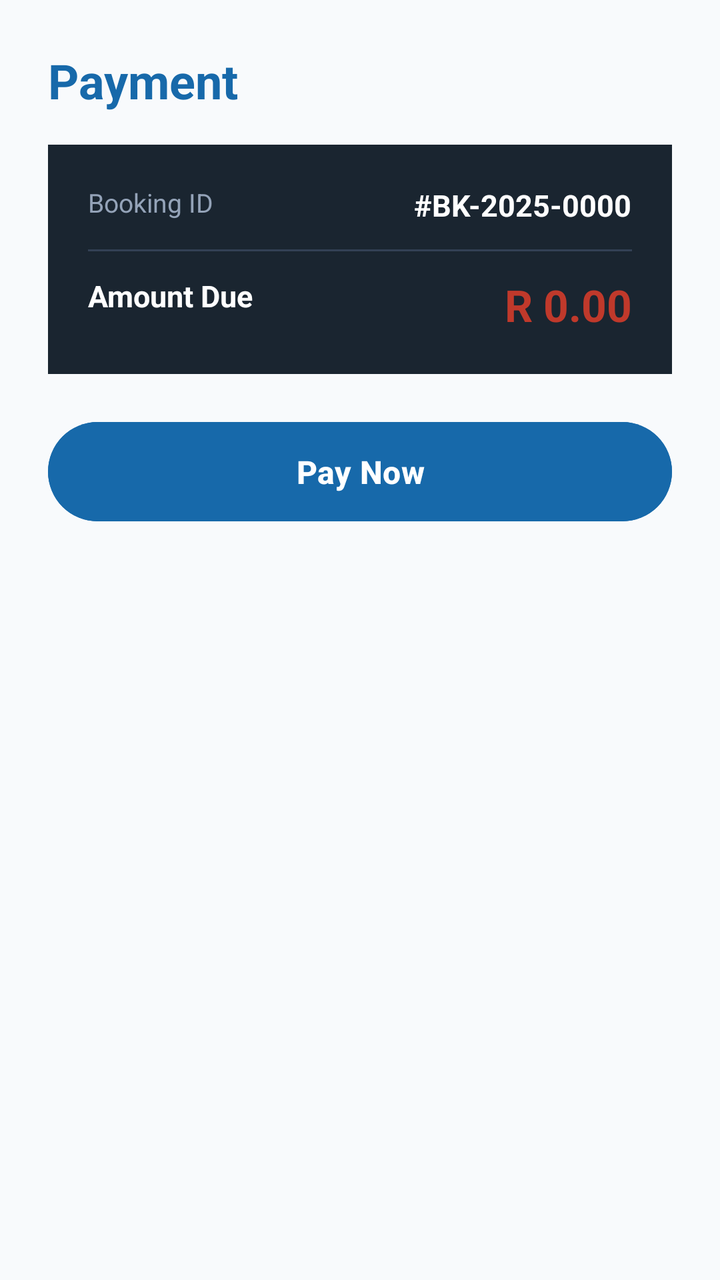
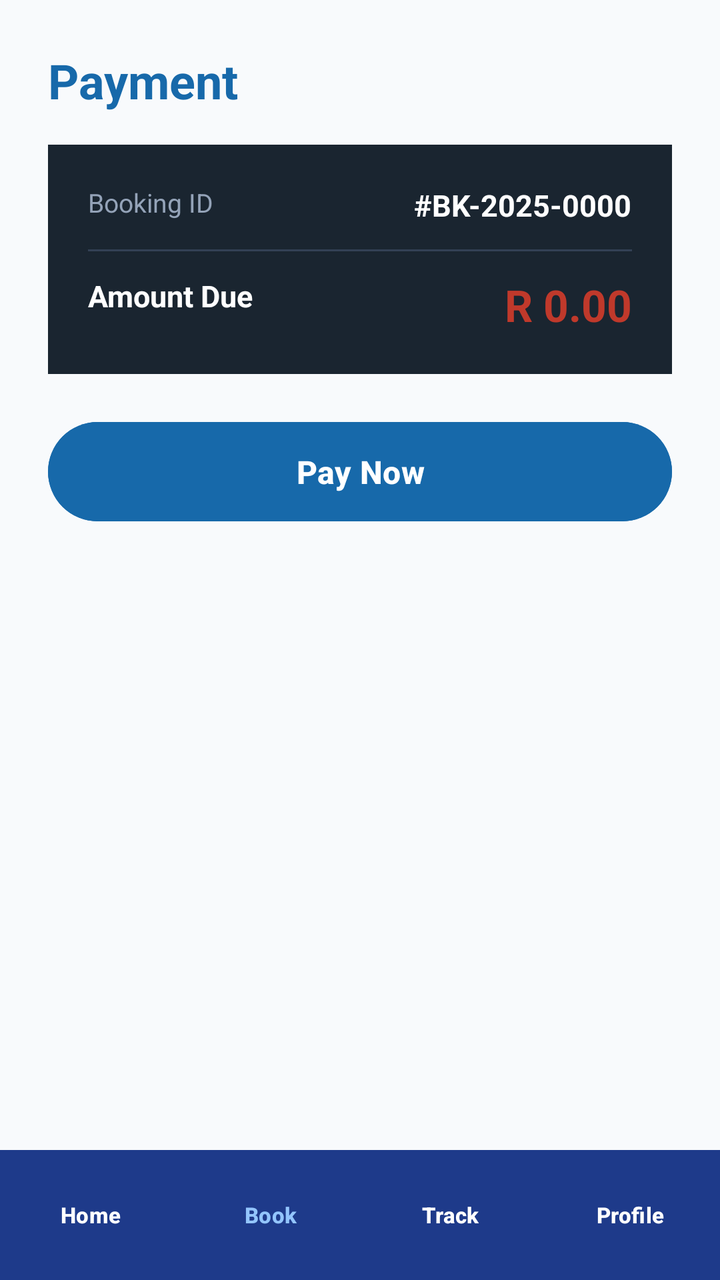

Compare the two renders of this Android layout. The source of the first and the diff that turns it into the second are given below.
<!-- AndroidManifest.xml: application theme Theme.Masandaza -->
<!-- res/layout/activity_payment.xml -->
<?xml version="1.0" encoding="utf-8"?>
<ScrollView xmlns:android="http://schemas.android.com/apk/res/android"
    xmlns:app="http://schemas.android.com/apk/res-auto"
    android:layout_width="match_parent"
    android:layout_height="match_parent"
    android:background="@color/brand_bg"
    android:fillViewport="true">

    <LinearLayout
        android:layout_width="match_parent"
        android:layout_height="match_parent"
        android:orientation="vertical"
        android:padding="24dp">

        <TextView
            android:layout_width="wrap_content"
            android:layout_height="wrap_content"
            android:text="Payment"
            android:textColor="@color/brand_royal_blue"
            android:textSize="24sp"
            android:textStyle="bold" />

        <LinearLayout
            android:layout_width="match_parent"
            android:layout_height="wrap_content"
            android:orientation="vertical"
            android:background="@color/brand_dark_slate"
            android:padding="20dp"
            android:layout_marginTop="16dp"
            android:layout_marginBottom="20dp">

            <RelativeLayout
                android:layout_width="match_parent"
                android:layout_height="wrap_content">
                <TextView
                    android:layout_width="wrap_content"
                    android:layout_height="wrap_content"
                    android:text="Booking ID"
                    android:textColor="#94A3B8"
                    android:textSize="13sp"/>
                <TextView
                    android:id="@+id/tvPaymentBookingRef"
                    android:layout_width="wrap_content"
                    android:layout_height="wrap_content"
                    android:layout_alignParentEnd="true"
                    android:text="#BK-2025-0000"
                    android:textColor="@color/white"
                    android:textStyle="bold"
                    android:textSize="15sp"/>
            </RelativeLayout>

            <View android:layout_width="match_parent" android:layout_height="1dp" android:background="#334155" android:layout_marginVertical="12dp"/>

            <RelativeLayout
                android:layout_width="match_parent"
                android:layout_height="wrap_content">
                <TextView
                    android:layout_width="wrap_content"
                    android:layout_height="wrap_content"
                    android:text="Amount Due"
                    android:textColor="@color/white"
                    android:textStyle="bold"
                    android:textSize="15sp"/>
                <TextView
                    android:id="@+id/tvPaymentAmount"
                    android:layout_width="wrap_content"
                    android:layout_height="wrap_content"
                    android:layout_alignParentEnd="true"
                    android:text="R 0.00"
                    android:textColor="@color/brand_crimson_red"
                    android:textStyle="bold"
                    android:textSize="22sp"/>
            </RelativeLayout>
        </LinearLayout>


        
        



        
        
        
        

        <WebView
            android:id="@+id/payfastWebView"
            android:layout_width="match_parent"
            android:layout_height="match_parent"
            android:layout_marginBottom="3dp"
            android:layout_weight="1"
            android:visibility="gone" />

        <Button
            android:id="@+id/btnSubmitPayment"
            android:layout_width="match_parent"
            android:layout_height="wrap_content"
            android:text="Pay Now"
            android:textColor="@color/white"
            android:backgroundTint="@color/brand_royal_blue"
            android:padding="14dp"
            android:textSize="16sp"
            android:textStyle="bold"/>

    </LinearLayout>
</ScrollView>
<!-- resources referenced by this layout -->
<resources>
  <color name="brand_bg">#F8FAFC</color>
  <color name="brand_crimson_red">#C0392B</color>
  <color name="brand_dark_slate">#1A2530</color>
  <color name="brand_royal_blue">#1769AA</color>
  <color name="white">#FFFFFF</color>
  <style name="Theme.Masandaza" parent="Base.Theme.Masandaza" />
  <style name="Base.Theme.Masandaza" parent="Theme.Material3.DayNight.NoActionBar">
          
          
      </style>
</resources>

<!-- the commit's change to res/layout/activity_payment.xml (unified diff, before → after) -->
@@ -1,4 +1,9 @@
 <?xml version="1.0" encoding="utf-8"?>
+<RelativeLayout xmlns:android="http://schemas.android.com/apk/res/android"
+    android:layout_width="match_parent"
+    android:layout_height="match_parent"
+    android:background="#F8FAFC">
+
 <ScrollView xmlns:android="http://schemas.android.com/apk/res/android"
     xmlns:app="http://schemas.android.com/apk/res-auto"
     android:layout_width="match_parent"
@@ -105,3 +110,68 @@
 
     </LinearLayout>
 </ScrollView>
+
+    
+    <FrameLayout
+        android:id="@+id/bottomNavContainer"
+        android:layout_width="match_parent"
+        android:layout_height="wrap_content"
+        android:layout_alignParentBottom="true">
+        <include layout="@layout/view_customer_bottom_nav" />
+    </FrameLayout>
+</RelativeLayout>
+<!-- res/layout/view_customer_bottom_nav.xml (included above) -->
+<?xml version="1.0" encoding="utf-8"?>
+<LinearLayout xmlns:android="http://schemas.android.com/apk/res/android"
+    android:layout_width="match_parent"
+    android:layout_height="65dp"
+    android:orientation="horizontal"
+    android:background="#1E3A8A"
+    android:elevation="12dp"
+    android:gravity="center_vertical"
+    android:weightSum="4">
+
+    <Button
+        android:id="@+id/navBtnHome"
+        android:layout_width="0dp"
+        android:layout_height="match_parent"
+        android:layout_weight="1"
+        android:text="Home"
+        android:textColor="#FFFFFF"
+        android:textSize="11sp"
+        android:textStyle="bold"
+        android:backgroundTint="@android:color/transparent" />
+
+    <Button
+        android:id="@+id/navBtnBook"
+        android:layout_width="0dp"
+        android:layout_height="match_parent"
+        android:layout_weight="1"
+        android:text="Book"
+        android:textColor="#93C5FD"
+        android:textSize="11sp"
+        android:textStyle="bold"
+        android:backgroundTint="@android:color/transparent" />
+
+    <Button
+        android:id="@+id/navBtnTrack"
+        android:layout_width="0dp"
+        android:layout_height="match_parent"
+        android:layout_weight="1"
+        android:text="Track"
+        android:textColor="#FFFFFF"
+        android:textSize="11sp"
+        android:textStyle="bold"
+        android:backgroundTint="@android:color/transparent" />
+
+    <Button
+        android:id="@+id/navBtnProfile"
+        android:layout_width="0dp"
+        android:layout_height="match_parent"
+        android:layout_weight="1"
+        android:text="Profile"
+        android:textColor="#FFFFFF"
+        android:textSize="11sp"
+        android:textStyle="bold"
+        android:backgroundTint="@android:color/transparent" />
+</LinearLayout>
